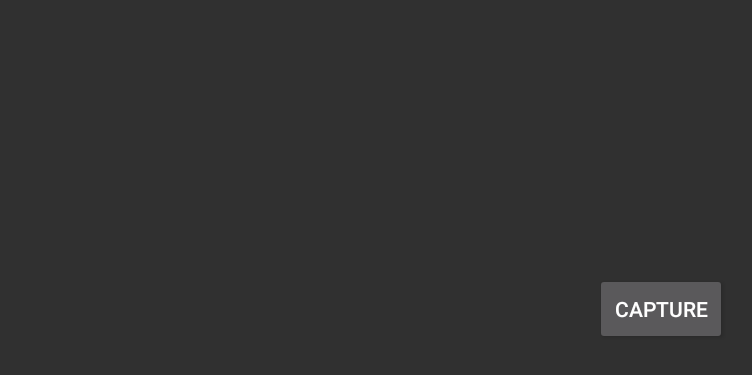
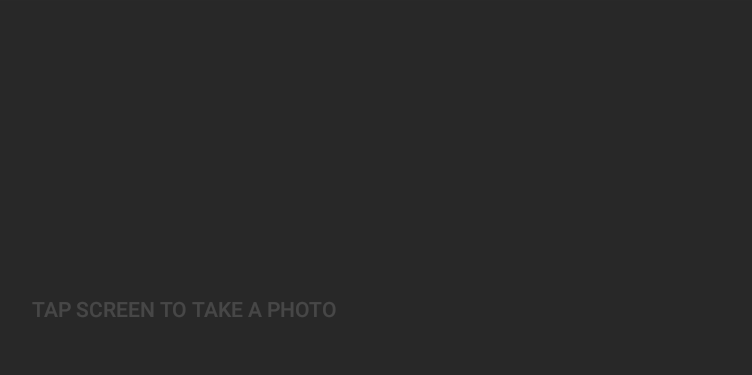
Before and after one commit to jacnel/wetr, an Android app: the screen it shows after launch (PhotoActivity), on a phone screen of 824 x 412 dp (held sideways). Shown: the top 375 px of the screen, without its empty margins (434-1186 px from the left). Run offline under Robolectric (Android 15) with nearby library versions, the phone set to English and light mode, and no system bars.

Commit message:
layouts updated

```diff
--- a/WeightTracker/app/src/main/res/layout/activity_photo.xml
+++ b/WeightTracker/app/src/main/res/layout/activity_photo.xml
@@ -1,6 +1,5 @@
 <?xml version="1.0" encoding="utf-8"?>
 <LinearLayout xmlns:android="http://schemas.android.com/apk/res/android"
-    android:orientation="horizontal"
     android:layout_width="fill_parent"
     android:layout_height="fill_parent"
     >
@@ -12,11 +11,14 @@
 
         <Button
             android:id="@+id/button_capture"
-            android:text="Capture"
-            android:layout_width="wrap_content"
-            android:layout_height="wrap_content"
-            android:layout_gravity="center|right"
-            android:layout_marginRight="50dp"
-            android:onClick="captureImage"/>
+            android:text="Tap screen to take a photo"
+            android:background="#70000000"
+            android:textColor="#70ffffff"
+            android:layout_width="fill_parent"
+            android:layout_height="fill_parent"
+            android:layout_gravity="center|bottom"
+            android:onClick="captureImage"
+            android:alpha="0.3" />
+
     </FrameLayout>
 </LinearLayout>
--- a/WeightTracker/app/src/main/res/layout/processing_done.xml
+++ b/WeightTracker/app/src/main/res/layout/processing_done.xml
@@ -8,7 +8,7 @@
         android:layout_height="wrap_content"
         android:textAppearance="?android:attr/textAppearanceLarge"
         android:text="Success!"
-        android:id="@+id/textView"
+        android:id="@+id/resultTextView"
         android:layout_centerVertical="true"
         android:layout_centerHorizontal="true" />
 
```
